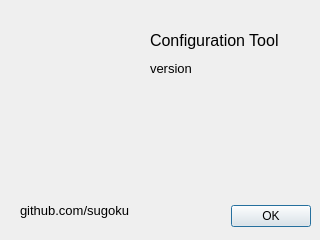
sugoku/stepIO, file configure-tool/about.ui: the form before one commit.
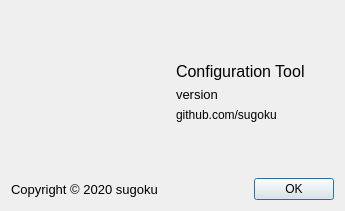
The form after the commit. Icons and pictures are not drawn.

Commit message: Implement more configuration tool UI, add serial support and mux info

Diff of the .ui file:
```diff
--- a/configure-tool/about.ui
+++ b/configure-tool/about.ui
@@ -6,114 +6,146 @@
    <rect>
     <x>0</x>
     <y>0</y>
-    <width>320</width>
-    <height>240</height>
+    <width>345</width>
+    <height>211</height>
    </rect>
   </property>
   <property name="windowTitle">
    <string>Dialog</string>
   </property>
-  <widget class="QDialogButtonBox" name="buttonBox">
-   <property name="geometry">
-    <rect>
-     <x>10</x>
-     <y>200</y>
-     <width>301</width>
-     <height>32</height>
-    </rect>
-   </property>
-   <property name="orientation">
-    <enum>Qt::Horizontal</enum>
-   </property>
-   <property name="standardButtons">
-    <set>QDialogButtonBox::Ok</set>
-   </property>
-  </widget>
-  <widget class="QLabel" name="label">
-   <property name="geometry">
-    <rect>
-     <x>150</x>
-     <y>30</y>
-     <width>141</width>
-     <height>21</height>
-    </rect>
-   </property>
-   <property name="font">
-    <font>
-     <pointsize>12</pointsize>
-     <weight>50</weight>
-     <bold>false</bold>
-    </font>
-   </property>
-   <property name="text">
-    <string>Configuration Tool</string>
-   </property>
-  </widget>
-  <widget class="QLabel" name="label_2">
-   <property name="geometry">
-    <rect>
-     <x>150</x>
-     <y>60</y>
-     <width>111</width>
-     <height>16</height>
-    </rect>
-   </property>
-   <property name="font">
-    <font>
-     <pointsize>10</pointsize>
-    </font>
-   </property>
-   <property name="text">
-    <string>version</string>
-   </property>
-  </widget>
-  <widget class="QLabel" name="label_3">
-   <property name="geometry">
-    <rect>
-     <x>20</x>
-     <y>200</y>
-     <width>121</width>
-     <height>21</height>
-    </rect>
-   </property>
-   <property name="font">
-    <font>
-     <pointsize>10</pointsize>
-     <weight>50</weight>
-     <bold>false</bold>
-    </font>
-   </property>
-   <property name="text">
-    <string>github.com/sugoku</string>
-   </property>
-  </widget>
-  <widget class="QLabel" name="maintitle">
-   <property name="geometry">
-    <rect>
-     <x>20</x>
-     <y>30</y>
-     <width>121</width>
-     <height>121</height>
-    </rect>
-   </property>
-   <property name="font">
-    <font>
-     <pointsize>36</pointsize>
-     <weight>75</weight>
-     <bold>true</bold>
-     <kerning>true</kerning>
-    </font>
-   </property>
-   <property name="text">
-    <string/>
-   </property>
-   <property name="pixmap">
-    <pixmap resource="icon.qrc">:/stepIOIcon/stepiologo256.png</pixmap>
-   </property>
-   <property name="scaledContents">
-    <bool>true</bool>
-   </property>
-  </widget>
+  <layout class="QVBoxLayout" name="verticalLayout_3">
+   <item>
+    <layout class="QHBoxLayout" name="horizontalLayout_2">
+     <item>
+      <widget class="QLabel" name="logo">
+       <property name="sizePolicy">
+        <sizepolicy hsizetype="Ignored" vsizetype="Ignored">
+         <horstretch>0</horstretch>
+         <verstretch>0</verstretch>
+        </sizepolicy>
+       </property>
+       <property name="baseSize">
+        <size>
+         <width>0</width>
+         <height>150</height>
+        </size>
+       </property>
+       <property name="font">
+        <font>
+         <pointsize>36</pointsize>
+         <weight>75</weight>
+         <bold>true</bold>
+         <kerning>true</kerning>
+        </font>
+       </property>
+       <property name="frameShape">
+        <enum>QFrame::NoFrame</enum>
+       </property>
+       <property name="text">
+        <string/>
+       </property>
+       <property name="pixmap">
+        <pixmap resource="icon.qrc">:/stepIOIcon/stepiologo256.png</pixmap>
+       </property>
+       <property name="scaledContents">
+        <bool>true</bool>
+       </property>
+      </widget>
+     </item>
+     <item>
+      <layout class="QVBoxLayout" name="verticalLayout">
+       <item>
+        <spacer name="verticalSpacer_2">
+         <property name="orientation">
+          <enum>Qt::Vertical</enum>
+         </property>
+         <property name="sizeHint" stdset="0">
+          <size>
+           <width>20</width>
+           <height>40</height>
+          </size>
+         </property>
+        </spacer>
+       </item>
+       <item>
+        <widget class="QLabel" name="label">
+         <property name="font">
+          <font>
+           <pointsize>12</pointsize>
+           <weight>50</weight>
+           <bold>false</bold>
+          </font>
+         </property>
+         <property name="text">
+          <string>Configuration Tool</string>
+         </property>
+        </widget>
+       </item>
+       <item>
+        <widget class="QLabel" name="label_2">
+         <property name="font">
+          <font>
+           <pointsize>10</pointsize>
+          </font>
+         </property>
+         <property name="text">
+          <string>version</string>
+         </property>
+        </widget>
+       </item>
+       <item>
+        <widget class="QLabel" name="label_3">
+         <property name="text">
+          <string>github.com/sugoku</string>
+         </property>
+        </widget>
+       </item>
+       <item>
+        <spacer name="verticalSpacer">
+         <property name="orientation">
+          <enum>Qt::Vertical</enum>
+         </property>
+         <property name="sizeHint" stdset="0">
+          <size>
+           <width>20</width>
+           <height>40</height>
+          </size>
+         </property>
+        </spacer>
+       </item>
+      </layout>
+     </item>
+    </layout>
+   </item>
+   <item>
+    <layout class="QHBoxLayout" name="horizontalLayout">
+     <item>
+      <widget class="QLabel" name="label_github">
+       <property name="font">
+        <font>
+         <pointsize>10</pointsize>
+         <weight>50</weight>
+         <bold>false</bold>
+        </font>
+       </property>
+       <property name="text">
+        <string>Copyright © 2020 sugoku</string>
+       </property>
+      </widget>
+     </item>
+     <item>
+      <widget class="QDialogButtonBox" name="buttonBox">
+       <property name="orientation">
+        <enum>Qt::Horizontal</enum>
+       </property>
+       <property name="standardButtons">
+        <set>QDialogButtonBox::Ok</set>
+       </property>
+      </widget>
+     </item>
+    </layout>
+   </item>
+  </layout>
  </widget>
  <resources>
   <include location="icon.qrc"/>
```
Left out of the diff: 6 changed lines with no effect on the pictures. The commit also changes 12 other files.
